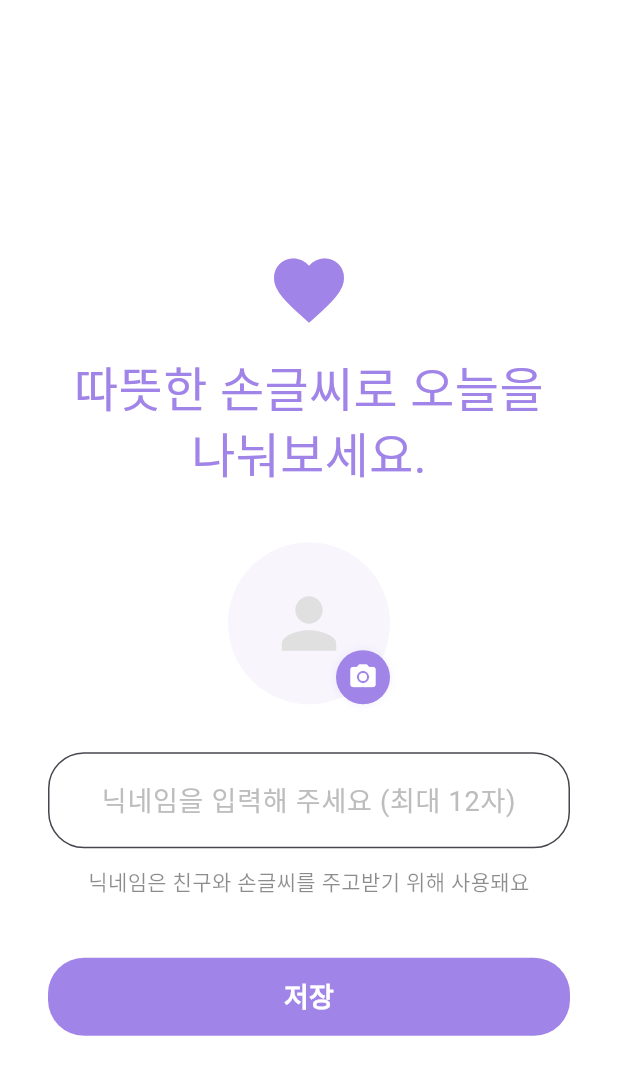
After one commit to jinwooooooo/handy_talk, a Flutter app: the ProfileScreen screen opened by its route, after a tap on the "camera alt" icon, on a phone screen of 412 x 824 dp. The commit adds this screen. Shown: the top 1075 px of the screen. Run offline on Flutter 3.47's test engine with Material 3 defaults, Android fonts, the phone set to English and light mode, and no system bars; our stand-ins replace firebase_auth, firebase_core, google_fonts, google_sign_in, image_picker; accounts and stored records are empty.

Commit message:
구글 로그인 (Android & ios) 및 닉네임+프로필사진 UI

```diff
--- a/lib/login_screen.dart
+++ b/lib/login_screen.dart
@@ -1,4 +1,6 @@
 import 'package:flutter/material.dart';
+import 'package:firebase_auth/firebase_auth.dart';
+import 'package:google_sign_in/google_sign_in.dart';
 
 class LoginScreen extends StatelessWidget {
   const LoginScreen({Key? key}) : super(key: key);
@@ -37,7 +39,7 @@ class LoginScreen extends StatelessWidget {
               const SizedBox(height: 48),
               // 구글 로그인 버튼
               ElevatedButton.icon(
-                onPressed: () {},
+                onPressed: () => signInWithGoogle(context),
                 icon: const Icon(Icons.g_mobiledata, size: 32, color: Colors.black),
                 label: const Text('구글로 로그인', style: TextStyle(fontSize: 18, color: Colors.black)),
                 style: ElevatedButton.styleFrom(
@@ -81,3 +83,27 @@ class LoginScreen extends StatelessWidget {
     );
   }
 }
+
+Future<UserCredential?> signInWithGoogle(BuildContext context) async {
+  try {
+    final GoogleSignInAccount? googleUser = await GoogleSignIn().signIn();
+    if (googleUser == null) return null;
+
+    final GoogleSignInAuthentication googleAuth = await googleUser.authentication;
+
+    final credential = GoogleAuthProvider.credential(
+      idToken: googleAuth.idToken,
+      accessToken: googleAuth.accessToken,
+    );
+
+    final userCredential = await FirebaseAuth.instance.signInWithCredential(credential);
+
+    Navigator.pushReplacementNamed(context, '/profile');
+    return userCredential;
+  } catch (e) {
+    ScaffoldMessenger.of(context).showSnackBar(
+      SnackBar(content: Text('구글 로그인 실패: $e')),
+    );
+    return null;
+  }
+}
--- a/lib/main.dart
+++ b/lib/main.dart
@@ -2,6 +2,7 @@ import 'package:firebase_core/firebase_core.dart';
 import 'package:flutter/material.dart';
 import 'splash_screen.dart';
 import 'login_screen.dart';
+import 'profile_screen.dart';
 
 void main() async {
   WidgetsFlutterBinding.ensureInitialized();
@@ -39,6 +40,7 @@ class MyApp extends StatelessWidget {
       routes: {
         '/': (context) => const SplashScreen(),
         '/login': (context) => const LoginScreen(),
+        '/profile': (context) => const ProfileScreen(),
       },
     );
   }
--- /dev/null
+++ b/lib/profile_screen.dart
@@ -0,0 +1,225 @@
+import 'package:flutter/material.dart';
+import 'package:image_picker/image_picker.dart';
+import 'dart:io';
+import 'package:google_fonts/google_fonts.dart';
+
+class ProfileScreen extends StatefulWidget {
+  const ProfileScreen({Key? key}) : super(key: key);
+
+  @override
+  State<ProfileScreen> createState() => _ProfileScreenState();
+}
+
+class _ProfileScreenState extends State<ProfileScreen> {
+  final TextEditingController _nicknameController = TextEditingController();
+  File? _profileImage;
+  bool _isLoading = false;
+  final int _nicknameMaxLength = 12;
+
+  Future<void> _pickImage() async {
+    final ImagePicker picker = ImagePicker();
+    final XFile? pickedFile = await picker.pickImage(
+      source: ImageSource.gallery,
+      imageQuality: 80,
+      maxWidth: 300,
+      maxHeight: 300,
+    );
+    if (pickedFile != null) {
+      setState(() {
+        _profileImage = File(pickedFile.path);
+      });
+    }
+  }
+
+  void _removeImage() {
+    setState(() {
+      _profileImage = null;
+    });
+  }
+
+  Future<void> _saveProfile() async {
+    final nickname = _nicknameController.text.trim();
+    if (nickname.isEmpty) {
+      ScaffoldMessenger.of(context).showSnackBar(
+        const SnackBar(content: Text('닉네임을 입력해 주세요.')),
+      );
+      return;
+    }
+    if (nickname.length < 2) {
+      ScaffoldMessenger.of(context).showSnackBar(
+        const SnackBar(content: Text('닉네임은 2글자 이상이어야 해요.')),
+      );
+      return;
+    }
+    setState(() {
+      _isLoading = true;
+    });
+    // TODO: 닉네임/프로필 이미지 저장 로직 (Firebase 등)
+    await Future.delayed(const Duration(seconds: 1));
+    setState(() {
+      _isLoading = false;
+    });
+    ScaffoldMessenger.of(context).showSnackBar(
+      const SnackBar(content: Text('프로필이 저장되었습니다!')),
+    );
+    // TODO: 메인 화면 등으로 이동
+  }
+
+  @override
+  void dispose() {
+    _nicknameController.dispose();
+    super.dispose();
+  }
+
+  @override
+  Widget build(BuildContext context) {
+    final lavender = const Color(0xFFA084E8);
+    return Scaffold(
+      backgroundColor: Colors.white,
+      body: Center(
+        child: SingleChildScrollView(
+          child: Padding(
+            padding: const EdgeInsets.symmetric(horizontal: 32.0),
+            child: Column(
+              children: [
+                // 상단 로고+멘트만 살짝 위로
+                SizedBox(height: 80),
+                Column(
+                  children: [
+                    Icon(
+                      Icons.favorite,
+                      color: lavender,
+                      size: 56,
+                    ),
+                    const SizedBox(height: 16),
+                    Text(
+                      '따뜻한 손글씨로 오늘을 나눠보세요.',
+                      textAlign: TextAlign.center,
+                      style: GoogleFonts.nanumPenScript(
+                        color: lavender,
+                        fontSize: 32,
+                        fontWeight: FontWeight.w400,
+                        height: 1.3,
+                      ),
+                    ),
+                  ],
+                ),
+                const SizedBox(height: 36),
+                // 나머지 UI(프로필/닉네임/버튼 등)는 중앙에 유지
+                Stack(
+                  alignment: Alignment.bottomRight,
+                  children: [
+                    CircleAvatar(
+                      radius: 54,
+                      backgroundColor: lavender.withOpacity(0.08),
+                      backgroundImage: _profileImage != null ? FileImage(_profileImage!) : null,
+                      child: _profileImage == null
+                          ? Icon(Icons.person, size: 54, color: Colors.grey[300])
+                          : null,
+                    ),
+                    Positioned(
+                      bottom: 0,
+                      right: 0,
+                      child: Row(
+                        children: [
+                          if (_profileImage != null)
+                            GestureDetector(
+                              onTap: _removeImage,
+                              child: Container(
+                                decoration: BoxDecoration(
+                                  color: Colors.white,
+                                  shape: BoxShape.circle,
+                                  boxShadow: [
+                                    BoxShadow(
+                                      color: Colors.black.withOpacity(0.08),
+                                      blurRadius: 2,
+                                    ),
+                                  ],
+                                ),
+                                padding: const EdgeInsets.all(6),
+                                child: const Icon(Icons.close, size: 18, color: Colors.grey),
+                              ),
+                            ),
+                          const SizedBox(width: 8),
+                          GestureDetector(
+                            onTap: _pickImage,
+                            child: Container(
+                              decoration: BoxDecoration(
+                                color: lavender,
+                                shape: BoxShape.circle,
+                                boxShadow: [
+                                  BoxShadow(
+                                    color: lavender.withOpacity(0.15),
+                                    blurRadius: 4,
+                                  ),
+                                ],
+                              ),
+                              padding: const EdgeInsets.all(8),
+                              child: const Icon(Icons.camera_alt, size: 20, color: Colors.white),
+                            ),
+                          ),
+                        ],
+                      ),
+                    ),
+                  ],
+                ),
+                const SizedBox(height: 32),
+                TextField(
+                  controller: _nicknameController,
+                  maxLength: _nicknameMaxLength,
+                  textAlign: TextAlign.center,
+                  decoration: InputDecoration(
+                    hintText: '닉네임을 입력해 주세요 (최대 12자)',
+                    hintStyle: TextStyle(color: Colors.grey[400]),
+                    filled: true,
+                    fillColor: Colors.white,
+                    border: OutlineInputBorder(
+                      borderRadius: BorderRadius.circular(24),
+                      borderSide: BorderSide(color: lavender, width: 1),
+                    ),
+                    counterText: '',
+                    contentPadding: EdgeInsets.symmetric(vertical: 18),
+                  ),
+                  style: TextStyle(fontSize: 18),
+                ),
+                const SizedBox(height: 12),
+                Text(
+                  '닉네임은 친구와 손글씨를 주고받기 위해 사용돼요',
+                  style: TextStyle(color: Colors.black45, fontSize: 14),
+                  textAlign: TextAlign.center,
+                ),
+                const SizedBox(height: 40),
+                SizedBox(
+                  width: double.infinity,
+                  child: ElevatedButton(
+                    onPressed: _isLoading ? null : _saveProfile,
+                    style: ElevatedButton.styleFrom(
+                      backgroundColor: lavender,
+                      foregroundColor: Colors.white,
+                      minimumSize: const Size(double.infinity, 52),
+                      shape: RoundedRectangleBorder(
+                        borderRadius: BorderRadius.circular(24),
+                      ),
+                      elevation: 0,
+                    ),
+                    child: _isLoading
+                        ? const SizedBox(
+                            width: 24,
+                            height: 24,
+                            child: CircularProgressIndicator(
+                              color: Colors.white,
+                              strokeWidth: 2.5,
+                            ),
+                          )
+                        : const Text('저장', style: TextStyle(fontSize: 18, fontWeight: FontWeight.bold)),
+                  ),
+                ),
+                const SizedBox(height: 48),
+              ],
+            ),
+          ),
+        ),
+      ),
+    );
+  }
+}
--- a/pubspec.yaml
+++ b/pubspec.yaml
@@ -36,8 +36,10 @@ dependencies:
   cupertino_icons: ^1.0.8
   firebase_core: ^3.15.1
   firebase_auth: ^5.6.2
-  google_sign_in: ^7.1.1
+  google_sign_in: ^6.1.5
   kakao_flutter_sdk: ^1.9.7+3
+  image_picker: ^1.1.2
+  google_fonts: ^6.1.0
 
 dev_dependencies:
   flutter_test:
```
Also changed, not shown: pubspec.lock, 9 other files.
